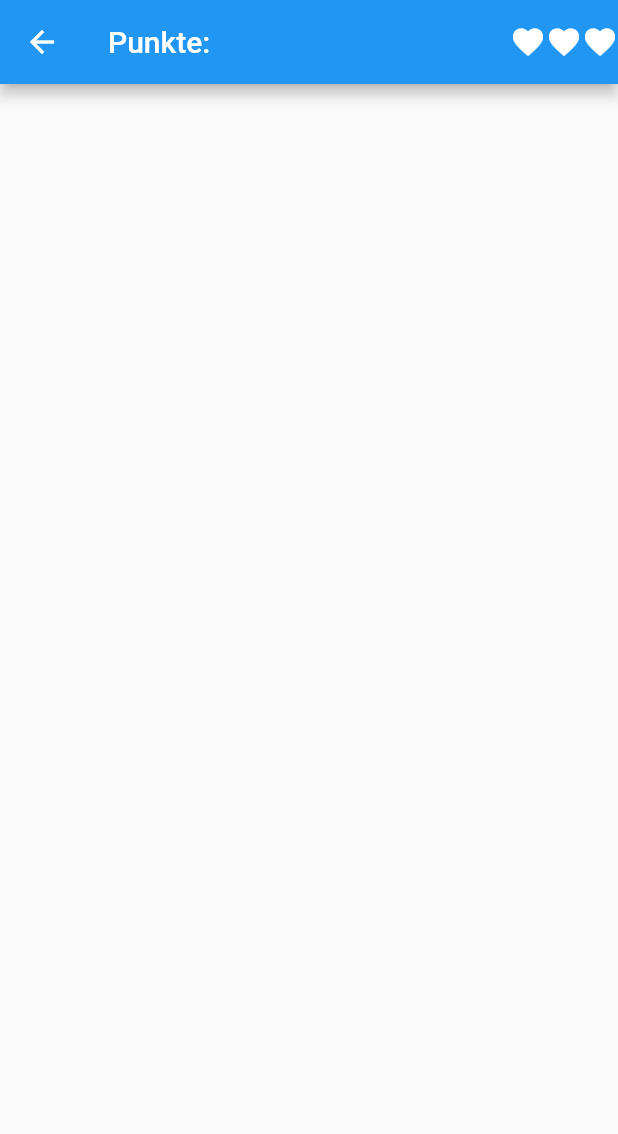
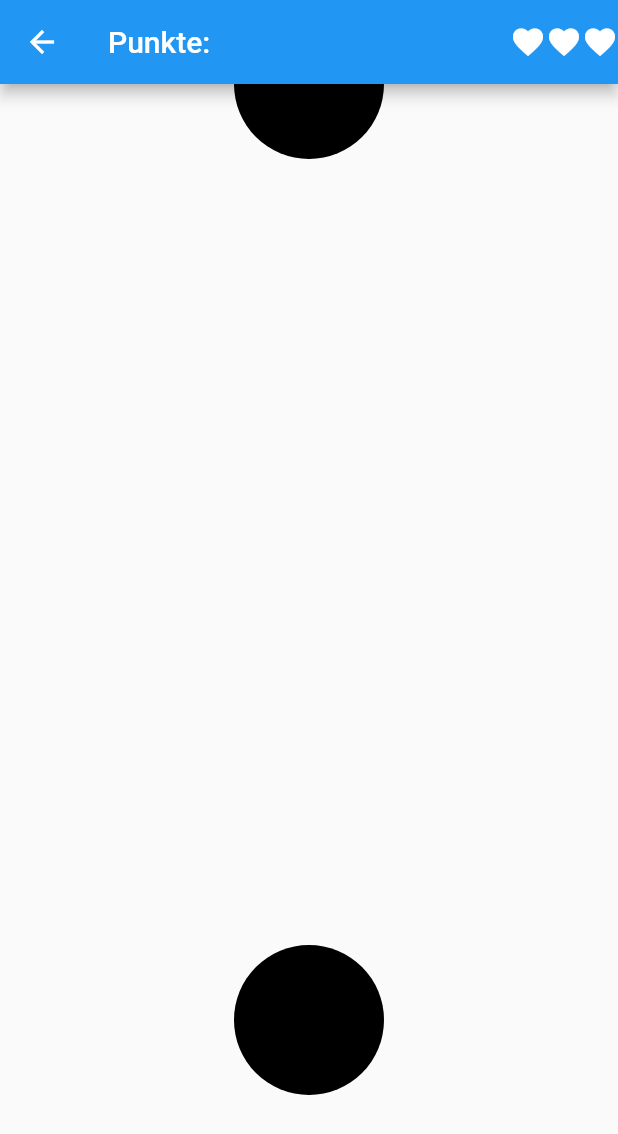
Before and after one commit to Pat992/Spaceshooter, a Flutter app: the screen it shows after launch, after a tap on "New Game", on a phone screen of 412 x 824 dp. Shown: the top 1134 px of the screen. Run offline on Flutter 3.47's test engine with Material 2 defaults, Android fonts, the phone set to English and light mode, and no system bars; our stand-ins replace sensors, shared_preferences.

Commit message:
changed enemy and player into providers

```diff
--- a/lib/helper/painter.dart
+++ b/lib/helper/painter.dart
@@ -0,0 +1,23 @@
+import 'package:flutter/material.dart';
+import 'file:///D:/m335/spaceshooter/lib/providers/enemy_provider.dart';
+import 'file:///D:/m335/spaceshooter/lib/providers/player_provider.dart';
+
+class Painter extends CustomPainter {
+  Player _player;
+  Enemy _enemy;
+
+  Painter(this._player, this._enemy);
+
+  @override
+  void paint(Canvas canvas, Size size) {
+    var paint = Paint()
+      ..color = Colors.black
+      ..style = PaintingStyle.fill;
+    canvas.drawCircle(
+        Offset(_player.posY, _player.posX), _player.radius, paint);
+    canvas.drawCircle(Offset(_enemy.posY, _enemy.posX), _enemy.radius, paint);
+  }
+
+  @override
+  bool shouldRepaint(CustomPainter oldDelegate) => true;
+}
--- a/lib/main.dart
+++ b/lib/main.dart
@@ -1,5 +1,7 @@
 import 'package:flutter/material.dart';
 import 'package:provider/provider.dart';
+import 'package:spaceshooter/providers/enemy_provider.dart';
+import 'package:spaceshooter/providers/player_provider.dart';
 import 'package:spaceshooter/providers/preferences_provider.dart';
 import 'package:spaceshooter/screens/main_screen.dart';
 
@@ -10,8 +12,12 @@ void main() {
 class MyApp extends StatelessWidget {
   @override
   Widget build(BuildContext context) {
-    return ChangeNotifierProvider(
-      create: (ctx) => PreferenceProvider(),
+    return MultiProvider(
+      providers: [
+        ChangeNotifierProvider(create: (ctx) => PreferenceProvider()),
+        ChangeNotifierProvider(create: (ctx) => Player(0, 0, 10)),
+        ChangeNotifierProvider(create: (ctx) => Enemy(0, 0, 10))
+      ],
       child: MainScreen(),
     );
   }
--- /dev/null
+++ b/lib/providers/enemy_provider.dart
@@ -0,0 +1,20 @@
+import 'package:flutter/material.dart';
+
+class Enemy with ChangeNotifier {
+  double _posX;
+  double _posY;
+  double _radius;
+
+  Enemy(this._posY, this._posX, this._radius);
+
+  moveX(double distance) {
+    _posX += distance;
+    notifyListeners();
+  }
+
+  get posY => _posY;
+
+  get posX => _posX;
+
+  get radius => _radius;
+}
--- /dev/null
+++ b/lib/providers/player_provider.dart
@@ -0,0 +1,20 @@
+import 'package:flutter/material.dart';
+
+class Player with ChangeNotifier {
+  double _posX;
+  double _posY;
+  double _radius;
+
+  Player(this._posY, this._posX, this._radius);
+
+  moveY(double distance) {
+    _posY += distance;
+    notifyListeners();
+  }
+
+  get posY => _posY;
+
+  get posX => _posX;
+
+  get radius => _radius;
+}
--- a/lib/screens/play_screen.dart
+++ b/lib/screens/play_screen.dart
@@ -1,8 +1,25 @@
 import 'package:flutter/material.dart';
 import 'package:spaceshooter/widgets/game_field.dart';
 
-class PlayScreen extends StatelessWidget {
+class PlayScreen extends StatefulWidget {
   static const ROUTE_NAME = '/play';
+
+  @override
+  _PlayScreenState createState() => _PlayScreenState();
+}
+
+class _PlayScreenState extends State<PlayScreen> {
+  int _lives = 3;
+  bool _isGameOver = false;
+
+  void loseLife() {
+    setState(() {
+      !_isGameOver ?? --_lives;
+      if (_lives <= 0) {
+        _isGameOver = true;
+      }
+    });
+  }
 
   @override
   Widget build(BuildContext context) {
@@ -10,12 +27,12 @@ class PlayScreen extends StatelessWidget {
       appBar: AppBar(
         title: Text('Punkte: '),
         actions: [
-          Icon(Icons.favorite),
-          Icon(Icons.favorite),
-          Icon(Icons.favorite)
+          _lives == 3 ? Icon(Icons.favorite) : Icon(Icons.favorite_border),
+          _lives >= 2 ? Icon(Icons.favorite) : Icon(Icons.favorite_border),
+          _lives >= 1 ? Icon(Icons.favorite) : Icon(Icons.favorite_border),
         ],
       ),
-      body: GameField(),
+      body: GameField(_isGameOver, loseLife, context),
     );
   }
 }
--- a/lib/widgets/game_field.dart
+++ b/lib/widgets/game_field.dart
@@ -1,13 +1,49 @@
+import 'dart:async';
 import 'package:flutter/material.dart';
+import 'package:sensors/sensors.dart';
+import 'file:///D:/m335/spaceshooter/lib/providers/enemy_provider.dart';
+import 'package:spaceshooter/helper/painter.dart';
+import 'file:///D:/m335/spaceshooter/lib/providers/player_provider.dart';
 
 class GameField extends StatefulWidget {
+  Player _player;
+  Enemy _enemy;
+  BuildContext _ctx;
+  Function _reduceLives;
+  bool _isGameOver;
+
+  GameField(this._isGameOver, this._reduceLives, this._ctx) {
+    _enemy = Enemy(MediaQuery.of(_ctx).size.width / 2, 0, 50);
+    _player = Player(MediaQuery.of(_ctx).size.width / 2,
+        MediaQuery.of(_ctx).size.height - 200, 50);
+  }
   @override
   _GameFieldState createState() => _GameFieldState();
 }
 
 class _GameFieldState extends State<GameField> {
+  StreamSubscription<AccelerometerEvent> accelerometerStream;
+
+  @override
+  void initState() {
+    super.initState();
+    accelerometerStream = accelerometerEvents.listen((event) {
+      widget._player.moveY(event.x);
+      widget._enemy.moveX(10);
+    });
+  }
+
+  @override
+  void dispose() {
+    accelerometerStream.cancel();
+    super.dispose();
+  }
+
   @override
   Widget build(BuildContext context) {
-    return Container();
+    return CustomPaint(
+      size: MediaQuery.of(context).size,
+      painter: Painter(widget._player, widget._enemy),
+    );
   }
 }
```
Also changed, not shown: lib/helper/enemy.dart (deleted), lib/helper/player.dart (deleted).
